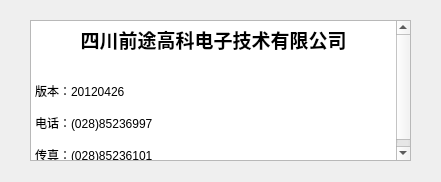
This is Dialog/dlgabout.ui in Anne081031/WinParkUI as Qt 5 draws it before an edit. The edited form follows.
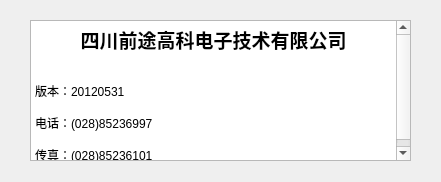
This is the edited form.

The edit to the form file:
```diff
--- a/Dialog/dlgabout.ui
+++ b/Dialog/dlgabout.ui
@@ -45,7 +45,7 @@
 &lt;p align=&quot;center&quot; style=&quot; margin-top:0px; margin-bottom:0px; margin-left:0px; margin-right:0px; -qt-block-indent:0; text-indent:0px;&quot;&gt;&lt;span style=&quot; font-size:14pt; font-weight:600;&quot;&gt;四川前途高科电子技术有限公司&lt;/span&gt;&lt;/p&gt;
 &lt;p style=&quot;-qt-paragraph-type:empty; margin-top:0px; margin-bottom:0px; margin-left:0px; margin-right:0px; -qt-block-indent:0; text-indent:0px;&quot;&gt;&lt;/p&gt;
 &lt;p style=&quot;-qt-paragraph-type:empty; margin-top:0px; margin-bottom:0px; margin-left:0px; margin-right:0px; -qt-block-indent:0; text-indent:0px;&quot;&gt;&lt;/p&gt;
-&lt;p style=&quot; margin-top:0px; margin-bottom:0px; margin-left:0px; margin-right:0px; -qt-block-indent:0; text-indent:0px;&quot;&gt;版本：20120426&lt;/p&gt;
+&lt;p style=&quot; margin-top:0px; margin-bottom:0px; margin-left:0px; margin-right:0px; -qt-block-indent:0; text-indent:0px;&quot;&gt;版本：20120531&lt;/p&gt;
 &lt;p style=&quot;-qt-paragraph-type:empty; margin-top:0px; margin-bottom:0px; margin-left:0px; margin-right:0px; -qt-block-indent:0; text-indent:0px;&quot;&gt;&lt;/p&gt;
 &lt;p style=&quot; margin-top:0px; margin-bottom:0px; margin-left:0px; margin-right:0px; -qt-block-indent:0; text-indent:0px;&quot;&gt;电话：(028)85236997&lt;/p&gt;
 &lt;p style=&quot;-qt-paragraph-type:empty; margin-top:0px; margin-bottom:0px; margin-left:0px; margin-right:0px; -qt-block-indent:0; text-indent:0px;&quot;&gt;&lt;/p&gt;
```
